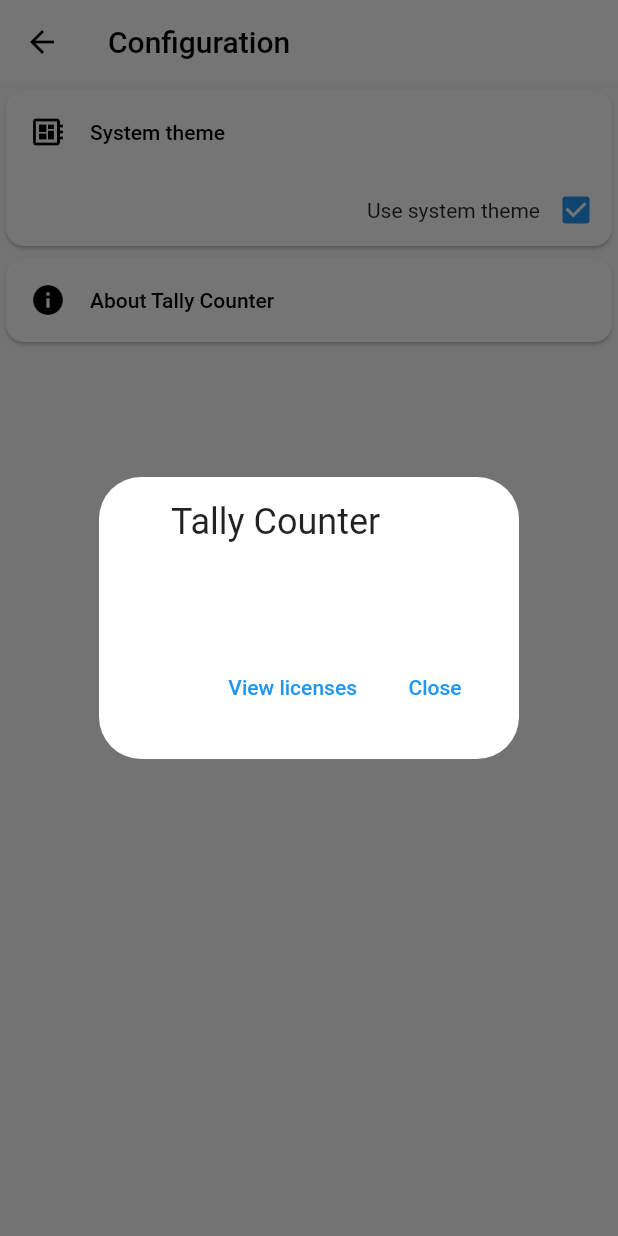
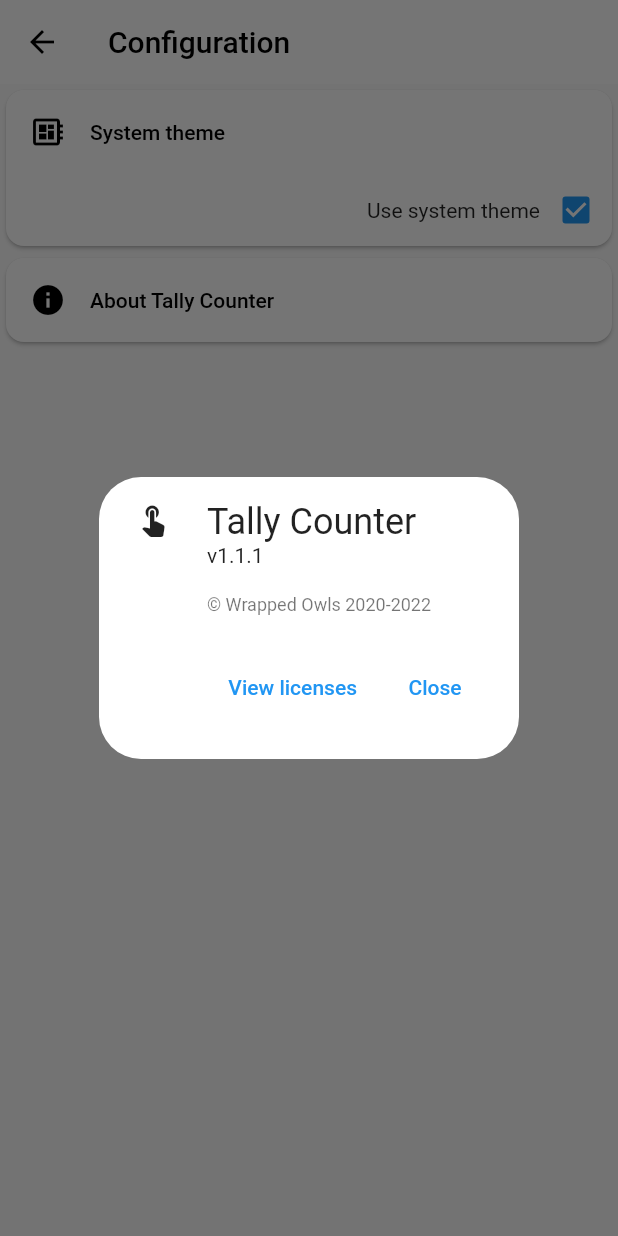
Before and after one commit to Jictyvoo/TallyCounterFlutter, a Flutter app: the ConfigurationPage screen opened by its route, after a tap on an icon or button, on a phone screen of 412 x 824 dp. Run offline on Flutter 3.47's test engine with Material 2 defaults, Android fonts, the phone set to English and light mode, and no system bars; our stand-ins replace flutter_modular, isar, permission_handler; missing offline and left inert: filesystem_picker; accounts and stored records are empty; generated files the repository leaves out were written again.

Commit message:
:wrench: refactor: Move `legalese` text to a abstract class

```diff
--- a/lib/app/shared/pages/configuration_page.dart
+++ b/lib/app/shared/pages/configuration_page.dart
@@ -1,6 +1,7 @@
 import 'package:flutter/material.dart';
 import 'package:flutter_gen/gen_l10n/app_localizations.dart';
 import 'package:tally_counter/app/core/infra/providers/app_config_provider.dart';
+import 'package:tally_counter/app/shared/utils/global_constants.dart';
 import 'package:tally_counter/app/shared/widgets/inherited/theme_change_notifier.dart';
 import 'package:tally_counter/app/shared/widgets/theme_change_button.dart';
 
@@ -32,9 +33,14 @@ class ConfigurationPage extends StatelessWidget {
           ),
         );
       case "about":
-        return const Card(
+        return Card(
           child: AboutListTile(
-            icon: Icon(Icons.info),
+            icon: const Icon(Icons.info),
+            applicationName: 'Tally Counter',
+            applicationIcon: const Icon(Icons.touch_app),
+            applicationVersion:
+                AppConfigProvider.appConfig.databaseVersion.toString(),
+            applicationLegalese: GlobalConstants.legalese,
           ),
         );
       default:
--- /dev/null
+++ b/lib/app/shared/utils/global_constants.dart
@@ -0,0 +1,5 @@
+abstract class GlobalConstants {
+  static const _enterpriseBirthDate = 2020;
+  static final legalese = '© Wrapped Owls '
+      '$_enterpriseBirthDate-${DateTime.now().year}';
+}
```
Also changed, not shown: lib/app/shared/widgets/footer.dart (+3 -5 lines).
